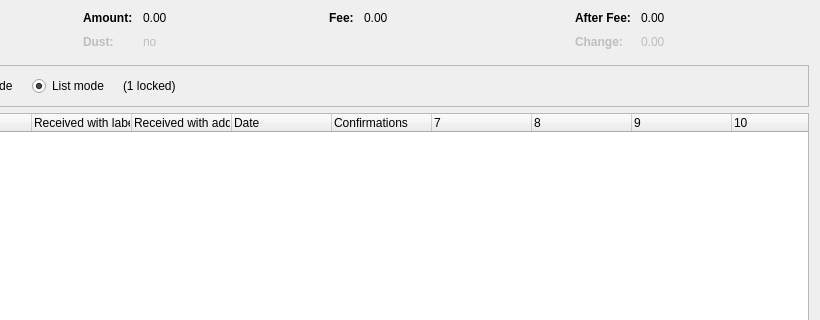
utarn/litecoin, file src/qt/forms/coincontroldialog.ui: the form before one commit; both pictures show x 180 to 1000 and y 0 to 320 of the 1000 by 500 pixel window.
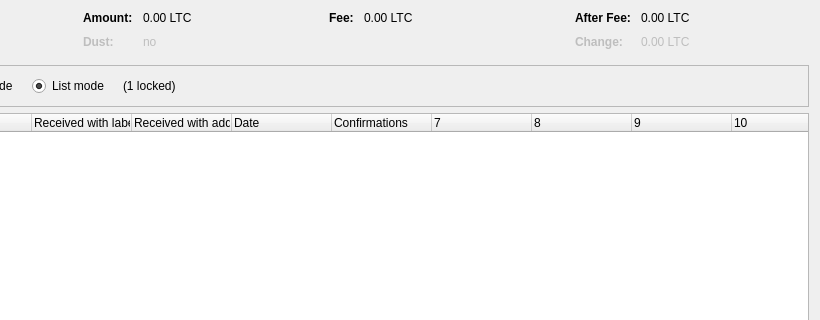
The form after the commit. Custom widgets are drawn as their Qt base class.

What changed in the file:
```diff
--- a/src/qt/forms/coincontroldialog.ui
+++ b/src/qt/forms/coincontroldialog.ui
@@ -132,7 +132,7 @@
           <enum>Qt::ActionsContextMenu</enum>
          </property>
          <property name="text">
-          <string notr="true">0.00 </string>
+          <string notr="true">0.00 LTC</string>
          </property>
          <property name="textInteractionFlags">
           <set>Qt::LinksAccessibleByMouse|Qt::TextSelectableByKeyboard|Qt::TextSelectableByMouse</set>
@@ -212,7 +212,7 @@
           <enum>Qt::ActionsContextMenu</enum>
          </property>
          <property name="text">
-          <string notr="true">0.00 </string>
+          <string notr="true">0.00 LTC</string>
          </property>
          <property name="textInteractionFlags">
           <set>Qt::LinksAccessibleByMouse|Qt::TextSelectableByKeyboard|Qt::TextSelectableByMouse</set>
@@ -257,7 +257,7 @@
           <enum>Qt::ActionsContextMenu</enum>
          </property>
          <property name="text">
-          <string notr="true">0.00 </string>
+          <string notr="true">0.00 LTC</string>
          </property>
          <property name="textInteractionFlags">
           <set>Qt::LinksAccessibleByMouse|Qt::TextSelectableByKeyboard|Qt::TextSelectableByMouse</set>
@@ -292,7 +292,7 @@
           <enum>Qt::ActionsContextMenu</enum>
          </property>
          <property name="text">
-          <string notr="true">0.00 </string>
+          <string notr="true">0.00 LTC</string>
          </property>
          <property name="textInteractionFlags">
           <set>Qt::LinksAccessibleByMouse|Qt::TextSelectableByKeyboard|Qt::TextSelectableByMouse</set>
```
